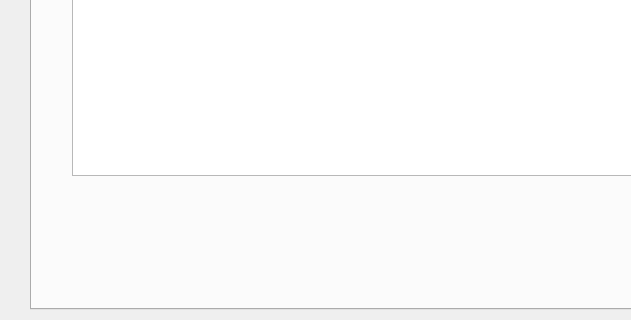
Before: the Qt Designer form DesktopApp/desktopapp.ui in michaelfong2017/landmark-annotator-desktop, drawn with Qt 5; both pictures show x 0 to 631 and y 591 to 911 of the 1280 by 911 pixel window.
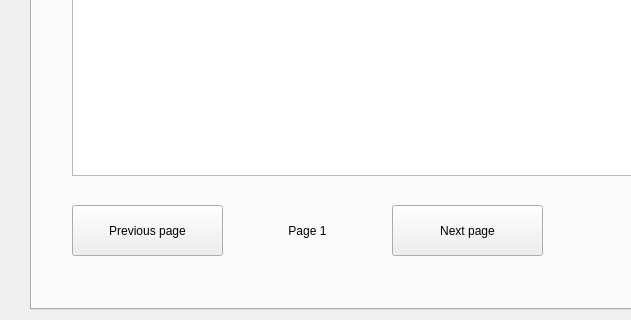
After: the same form once the commit is applied. The open tabs and pages were chosen to show the change.

Commit message: Use previous page / next page to display patient list table.

```diff
--- a/DesktopApp/desktopapp.ui
+++ b/DesktopApp/desktopapp.ui
@@ -185,6 +185,57 @@
       <string>Create New Patient</string>
      </property>
     </widget>
+    <widget class="QPushButton" name="patientListPreviousPageButton">
+     <property name="geometry">
+      <rect>
+       <x>40</x>
+       <y>750</y>
+       <width>151</width>
+       <height>51</height>
+      </rect>
+     </property>
+     <property name="styleSheet">
+      <string notr="true">font: 12pt &quot;MS Shell Dlg 2&quot;;</string>
+     </property>
+     <property name="text">
+      <string>Previous page</string>
+     </property>
+    </widget>
+    <widget class="QPushButton" name="patientListNextPageButton">
+     <property name="geometry">
+      <rect>
+       <x>360</x>
+       <y>750</y>
+       <width>151</width>
+       <height>51</height>
+      </rect>
+     </property>
+     <property name="styleSheet">
+      <string notr="true">font: 12pt &quot;MS Shell Dlg 2&quot;;</string>
+     </property>
+     <property name="text">
+      <string>Next page</string>
+     </property>
+    </widget>
+    <widget class="QLabel" name="patientListPageLabel">
+     <property name="geometry">
+      <rect>
+       <x>200</x>
+       <y>750</y>
+       <width>151</width>
+       <height>51</height>
+      </rect>
+     </property>
+     <property name="styleSheet">
+      <string notr="true">font: 24pt &quot;MS Shell Dlg 2&quot;;</string>
+     </property>
+     <property name="text">
+      <string>Page 1</string>
+     </property>
+     <property name="alignment">
+      <set>Qt::AlignCenter</set>
+     </property>
+    </widget>
    </widget>
    <widget class="QWidget" name="patientTab">
     <attribute name="title">
```
The commit also changes 2 other files.
